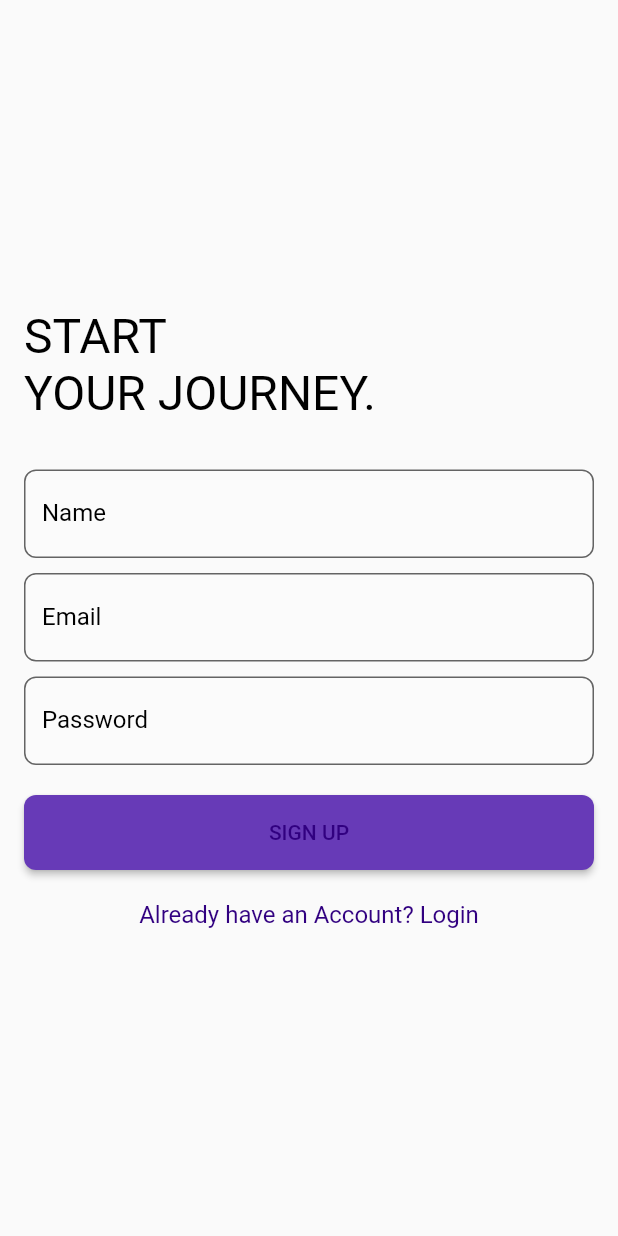
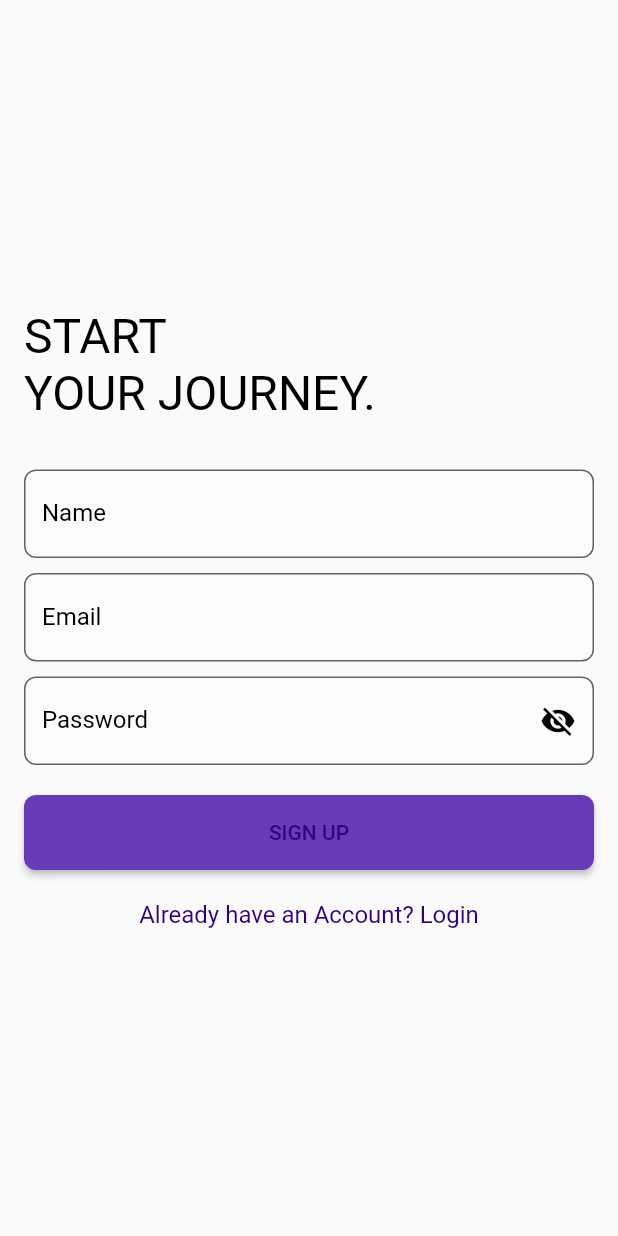
Before and after one commit to Rithik1611/team_up, a Flutter app: the screen it shows after launch, on a phone screen of 412 x 824 dp. Run offline on Flutter 3.47's test engine with Material 3 defaults, Android fonts, the phone set to English and light mode, and no system bars; our stand-ins replace curved_navigation_bar, dio, dropdown_search, google_fonts, image_picker, sembast.

```diff
--- a/lib/view/signup_page.dart
+++ b/lib/view/signup_page.dart
@@ -14,6 +14,7 @@ class _SignupPageState extends State<SignupPage> {
   String _name = '';
   String _email = '';
   String _password = '';
+  bool _isPasswordVisible = false;
 
   final AuthViewModel _authViewModel = AuthViewModel();
 
@@ -103,8 +104,21 @@ class _SignupPageState extends State<SignupPage> {
                 border: OutlineInputBorder(
                   borderRadius: BorderRadius.circular(8),
                 ),
+                suffixIcon: IconButton(
+                  icon: Icon(
+                    _isPasswordVisible
+                        ? Icons.visibility
+                        : Icons.visibility_off,
+                    color: Colors.black,
+                  ),
+                  onPressed: () {
+                    setState(() {
+                      _isPasswordVisible = !_isPasswordVisible;
+                    });
+                  },
+                ),
               ),
-              obscureText: true,
+              obscureText: !_isPasswordVisible,
               onChanged: (value) {
                 setState(() {
                   _password = value;
```
